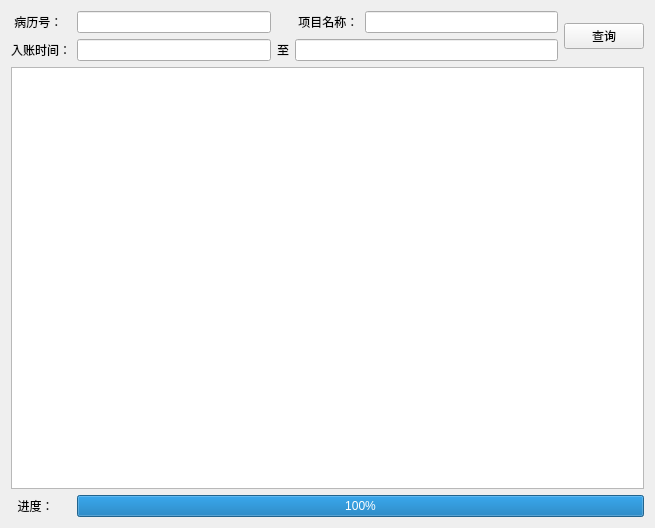
Old version of the form view/ui.ui in the repository rajjim/zymxsc.
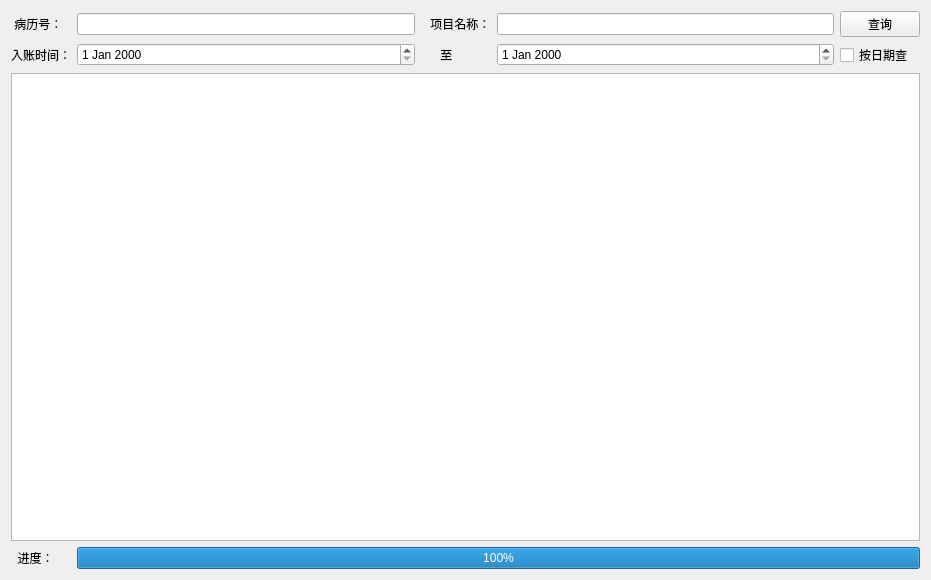
New version of the form.

```diff
--- a/view/ui.ui
+++ b/view/ui.ui
@@ -6,8 +6,8 @@
    <rect>
     <x>0</x>
     <y>0</y>
-    <width>655</width>
-    <height>528</height>
+    <width>931</width>
+    <height>580</height>
    </rect>
   </property>
   <property name="windowTitle">
@@ -16,31 +16,7 @@
   <layout class="QVBoxLayout" name="verticalLayout">
    <item>
     <layout class="QGridLayout" name="gridLayout">
-     <item row="0" column="1">
-      <widget class="QLineEdit" name="lineEdit"/>
-     </item>
-     <item row="0" column="5" rowspan="2">
-      <widget class="QPushButton" name="pushButton">
-       <property name="text">
-        <string>查询</string>
-       </property>
-      </widget>
-     </item>
-     <item row="3" column="1" colspan="5">
-      <widget class="QProgressBar" name="progressBar">
-       <property name="value">
-        <number>100</number>
-       </property>
-      </widget>
-     </item>
-     <item row="3" column="0">
-      <widget class="QLabel" name="label_3">
-       <property name="text">
-        <string>  进度：</string>
-       </property>
-      </widget>
-     </item>
-     <item row="2" column="0" colspan="6">
+     <item row="5" column="0" colspan="6">
       <widget class="QTableView" name="tableView">
        <property name="editTriggers">
         <set>QAbstractItemView::NoEditTriggers</set>
@@ -54,28 +30,34 @@
        <attribute name="horizontalHeaderCascadingSectionResizes">
         <bool>true</bool>
        </attribute>
+       <attribute name="horizontalHeaderStretchLastSection">
+        <bool>false</bool>
+       </attribute>
        <attribute name="verticalHeaderCascadingSectionResizes">
+        <bool>true</bool>
+       </attribute>
+       <attribute name="verticalHeaderStretchLastSection">
         <bool>false</bool>
        </attribute>
       </widget>
      </item>
-     <item row="1" column="3" colspan="2">
-      <widget class="QLineEdit" name="lineEdit_4"/>
-     </item>
-     <item row="1" column="2">
-      <widget class="QLabel" name="label_5">
-       <property name="text">
-        <string>至</string>
-       </property>
-      </widget>
+     <item row="1" column="4">
+      <widget class="QDateEdit" name="de_end"/>
      </item>
      <item row="1" column="1">
-      <widget class="QLineEdit" name="lineEdit_3"/>
+      <widget class="QDateEdit" name="de_start"/>
      </item>
-     <item row="0" column="3">
-      <widget class="QLabel" name="label_2">
+     <item row="1" column="3">
+      <widget class="QLabel" name="label_5">
        <property name="text">
-        <string> 项目名称：</string>
+        <string>    至</string>
+       </property>
+      </widget>
+     </item>
+     <item row="6" column="1" colspan="5">
+      <widget class="QProgressBar" name="progressBar">
+       <property name="value">
+        <number>100</number>
        </property>
       </widget>
      </item>
@@ -86,8 +68,25 @@
        </property>
       </widget>
      </item>
+     <item row="0" column="3">
+      <widget class="QLabel" name="label_2">
+       <property name="text">
+        <string> 项目名称：</string>
+       </property>
+      </widget>
+     </item>
      <item row="0" column="4">
-      <widget class="QLineEdit" name="lineEdit_2"/>
+      <widget class="QLineEdit" name="le_yzm"/>
+     </item>
+     <item row="0" column="1">
+      <widget class="QLineEdit" name="le_blh"/>
+     </item>
+     <item row="6" column="0">
+      <widget class="QLabel" name="label_3">
+       <property name="text">
+        <string>  进度：</string>
+       </property>
+      </widget>
      </item>
      <item row="1" column="0">
       <widget class="QLabel" name="label_4">
@@ -96,6 +95,20 @@
        </property>
       </widget>
      </item>
+     <item row="1" column="5">
+      <widget class="QCheckBox" name="checkBox">
+       <property name="text">
+        <string>按日期查</string>
+       </property>
+      </widget>
+     </item>
+     <item row="0" column="5">
+      <widget class="QPushButton" name="pushButton">
+       <property name="text">
+        <string>查询</string>
+       </property>
+      </widget>
+     </item>
     </layout>
    </item>
   </layout>
```
Left out of the diff: 42 changed lines with no effect on the pictures.
